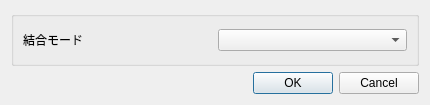
Above: src/dialogs/merge_settings.ui from koyo00720/Image-Stitcher-Auto before the change. Below: the same form after it.
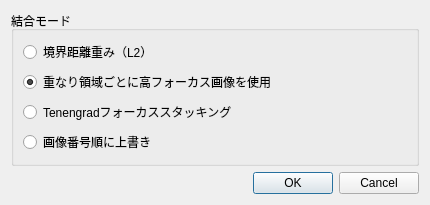
That is the form after the change.

Diff of the .ui file:
```diff
--- a/src/dialogs/merge_settings.ui
+++ b/src/dialogs/merge_settings.ui
@@ -7,7 +7,7 @@
     <x>0</x>
     <y>0</y>
     <width>430</width>
-    <height>105</height>
+    <height>190</height>
    </rect>
   </property>
   <property name="windowTitle">
@@ -17,18 +17,39 @@
    <item row="0" column="0">
     <widget class="QGroupBox" name="groupBox">
      <property name="title">
-      <string/>
+      <string>結合モード</string>
      </property>
-     <layout class="QGridLayout" name="gridLayout_2">
-      <item row="0" column="0">
-       <widget class="QLabel" name="label">
+     <layout class="QVBoxLayout" name="verticalLayout">
+      <item>
+       <widget class="QRadioButton" name="distanceL2Radio">
         <property name="text">
-         <string>結合モード</string>
+         <string>境界距離重み（L2）</string>
         </property>
        </widget>
       </item>
-      <item row="0" column="1">
-       <widget class="QComboBox" name="comboBox"/>
+      <item>
+       <widget class="QRadioButton" name="focusRegionRadio">
+        <property name="text">
+         <string>重なり領域ごとに高フォーカス画像を使用</string>
+        </property>
+        <property name="checked">
+         <bool>true</bool>
+        </property>
+       </widget>
+      </item>
+      <item>
+       <widget class="QRadioButton" name="focusStackRadio">
+        <property name="text">
+         <string>Tenengradフォーカススタッキング</string>
+        </property>
+       </widget>
+      </item>
+      <item>
+       <widget class="QRadioButton" name="imageOrderRadio">
+        <property name="text">
+         <string>画像番号順に上書き</string>
+        </property>
+       </widget>
       </item>
      </layout>
     </widget>
```
